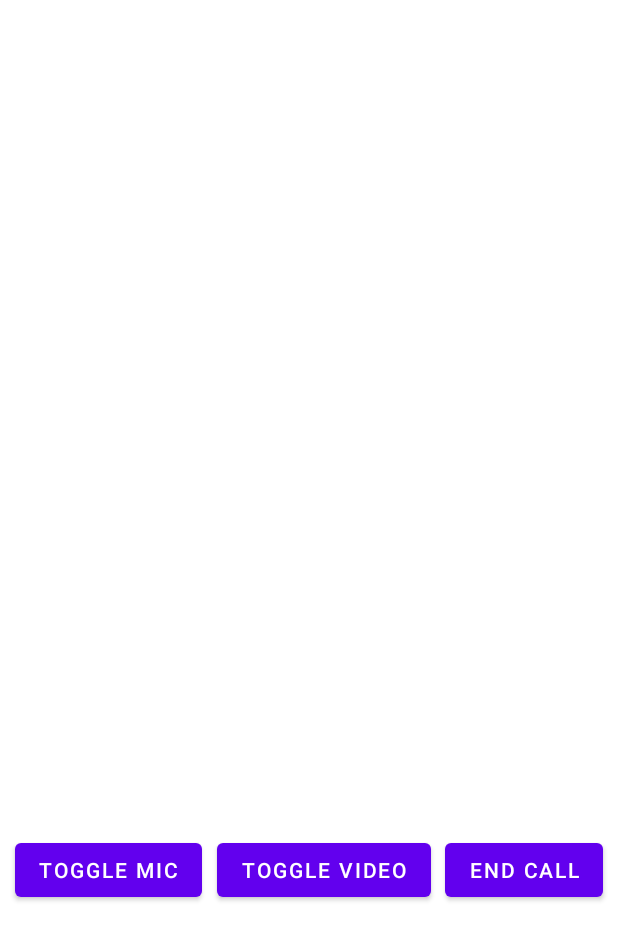
After one commit to dyte-in/kotlin-sample-app, an Android app: the layout activity_custom_meeting.xml on its own in the app's theme, with its tools: preview values and no code run, on a phone screen of 412 x 824 dp. The commit adds this screen. Shown: the top 940 px of the screen. Run offline under Robolectric (Android 15) with nearby library versions, the phone set to English and light mode, and no system bars; network calls fail.

Commit message:
feat: Add activity for custom meetings

```diff
--- a/app/build.gradle
+++ b/app/build.gradle
@@ -42,6 +42,7 @@ dependencies {
     implementation 'androidx.constraintlayout:constraintlayout:2.0.4'
     implementation 'androidx.navigation:navigation-fragment-ktx:2.3.5'
     implementation 'androidx.navigation:navigation-ui-ktx:2.3.5'
+    implementation 'androidx.legacy:legacy-support-v4:1.0.0'
     testImplementation 'junit:junit:4.+'
     androidTestImplementation 'androidx.test.ext:junit:1.1.2'
     androidTestImplementation 'androidx.test.espresso:espresso-core:3.3.0'
--- a/app/src/main/AndroidManifest.xml
+++ b/app/src/main/AndroidManifest.xml
@@ -1,7 +1,9 @@
 <?xml version="1.0" encoding="utf-8"?>
 <manifest xmlns:android="http://schemas.android.com/apk/res/android"
     package="com.dyte.kotlinsample">
+
     <uses-permission android:name="android.permission.INTERNET" />
+
     <application
         android:allowBackup="true"
         android:icon="@mipmap/ic_launcher"
@@ -9,6 +11,9 @@
         android:roundIcon="@mipmap/ic_launcher_round"
         android:supportsRtl="true"
         android:theme="@style/Theme.Dyte">
+        <activity
+            android:name=".CustomMeetingActivity"
+            android:exported="false" />
         <activity
             android:name=".MainActivity"
             android:exported="true"
@@ -22,10 +27,9 @@
         </activity>
         <activity
             android:name="com.dyteclientmobile.DyteMeetingActivity"
+            android:configChanges="keyboard|keyboardHidden|orientation|screenSize|uiMode"
             android:launchMode="singleTask"
-            android:configChanges="keyboard|keyboardHidden|orientation|screenSize|uiMode"
-            android:windowSoftInputMode="adjustResize">
-        </activity>
+            android:windowSoftInputMode="adjustResize"></activity>
     </application>
 
 </manifest>
--- /dev/null
+++ b/app/src/main/java/com/dyte/kotlinsample/CustomMeetingActivity.kt
@@ -0,0 +1,11 @@
+package com.dyte.kotlinsample
+
+import androidx.appcompat.app.AppCompatActivity
+import android.os.Bundle
+
+class CustomMeetingActivity : AppCompatActivity() {
+    override fun onCreate(savedInstanceState: Bundle?) {
+        super.onCreate(savedInstanceState)
+        setContentView(R.layout.activity_custom_meeting)
+    }
+}
--- /dev/null
+++ b/app/src/main/res/layout/activity_custom_meeting.xml
@@ -0,0 +1,49 @@
+<?xml version="1.0" encoding="utf-8"?>
+<androidx.constraintlayout.widget.ConstraintLayout xmlns:android="http://schemas.android.com/apk/res/android"
+    xmlns:app="http://schemas.android.com/apk/res-auto"
+    xmlns:tools="http://schemas.android.com/tools"
+    android:layout_width="match_parent"
+    android:layout_height="match_parent"
+    tools:context=".CustomMeetingActivity">
+
+    <View
+        android:id="@+id/view"
+        android:layout_width="wrap_content"
+        android:layout_height="500dp"
+        android:layout_marginTop="32dp"
+        app:layout_constraintEnd_toEndOf="parent"
+        app:layout_constraintStart_toStartOf="parent"
+        app:layout_constraintTop_toTopOf="parent" />
+
+    <Button
+        android:id="@+id/button"
+        android:layout_width="wrap_content"
+        android:layout_height="wrap_content"
+        android:layout_marginTop="24dp"
+        android:text="Toggle Mic"
+        app:layout_constraintEnd_toStartOf="@+id/button2"
+        app:layout_constraintHorizontal_bias="0.5"
+        app:layout_constraintStart_toStartOf="parent"
+        app:layout_constraintTop_toBottomOf="@+id/view" />
+
+    <Button
+        android:id="@+id/button2"
+        android:layout_width="wrap_content"
+        android:layout_height="wrap_content"
+        android:text="Toggle Video"
+        app:layout_constraintEnd_toEndOf="parent"
+        app:layout_constraintEnd_toStartOf="@+id/button3"
+        app:layout_constraintHorizontal_bias="0.5"
+        app:layout_constraintStart_toEndOf="@+id/button"
+        app:layout_constraintTop_toTopOf="@+id/button" />
+
+    <Button
+        android:id="@+id/button3"
+        android:layout_width="wrap_content"
+        android:layout_height="wrap_content"
+        android:text="End Call"
+        app:layout_constraintEnd_toEndOf="parent"
+        app:layout_constraintHorizontal_bias="0.5"
+        app:layout_constraintStart_toEndOf="@+id/button2"
+        app:layout_constraintTop_toTopOf="@+id/button" />
+</androidx.constraintlayout.widget.ConstraintLayout>
--- a/app/src/main/res/values/strings.xml
+++ b/app/src/main/res/values/strings.xml
@@ -15,4 +15,6 @@
         <item>Webinar Call</item>
         <item>Custom Call</item>
     </string-array>
+    <!-- TODO: Remove or change this placeholder text -->
+    <string name="hello_blank_fragment">Hello blank fragment</string>
 </resources>
```
